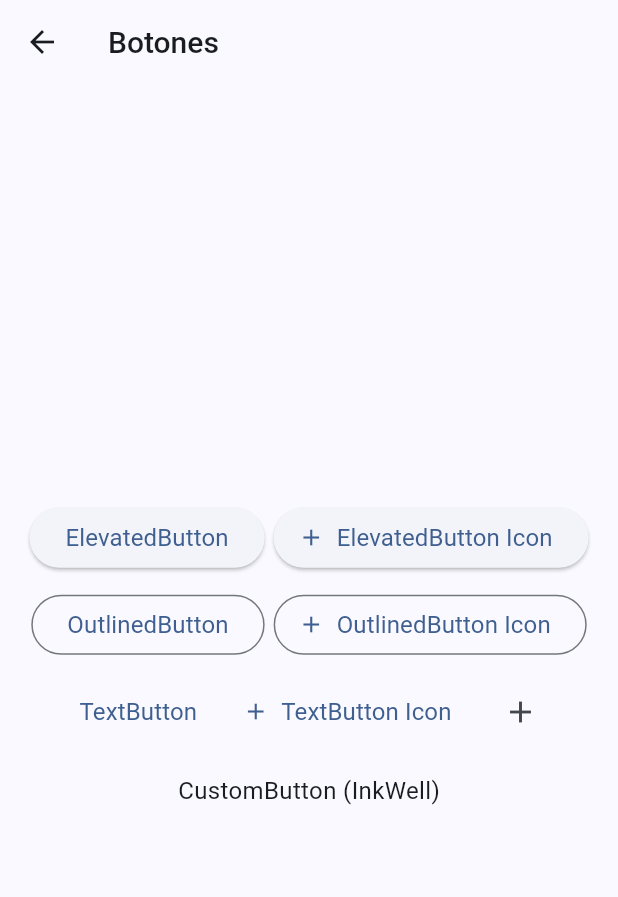
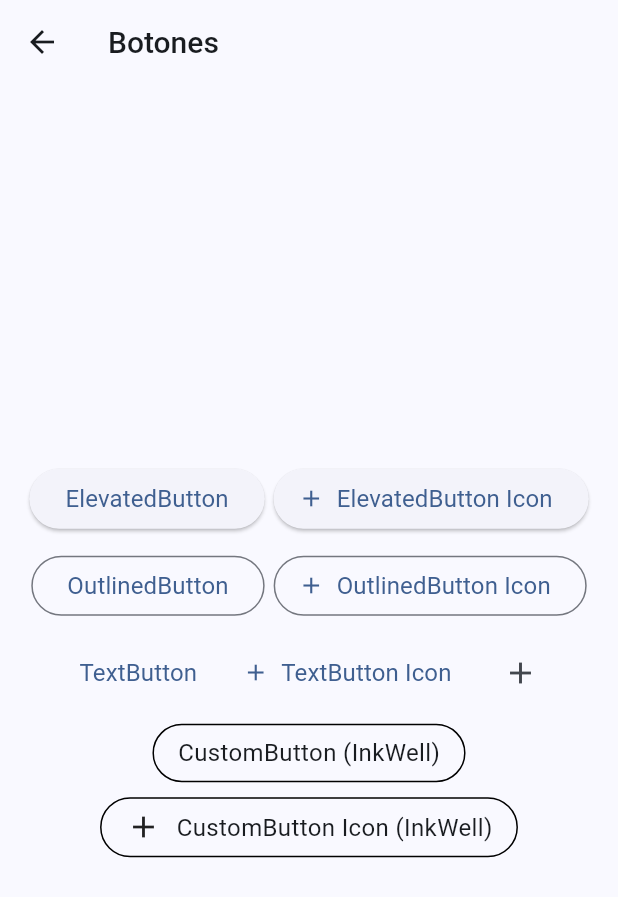
Before and after one commit to Ignaciomanchu1998/Widgets-Flutter, a Flutter app: the screen it shows after launch, after a tap on "Botones", on a phone screen of 412 x 824 dp. Shown: the top 897 px of the screen. Run offline on Flutter 3.47's test engine with Material 3 defaults, Android fonts, the phone set to English and light mode, and no system bars; our stand-ins replace go_router.

Commit message:
Agregando boton personalizado con icono usando inkwel.

```diff
--- a/lib/app/presentation/screens/buttons_screen.dart
+++ b/lib/app/presentation/screens/buttons_screen.dart
@@ -1,6 +1,5 @@
 import 'package:flutter/material.dart';
 import 'package:go_router/go_router.dart';
-
 
 // Imports
 import '../presentation.dart';
@@ -41,7 +40,6 @@ class _Body extends StatelessWidget {
         crossAxisAlignment: WrapCrossAlignment.center,
         runAlignment: WrapAlignment.center,
         children: [
-
           // * ElevatedButton
           _ElevatedButton(),
 
@@ -64,7 +62,10 @@ class _Body extends StatelessWidget {
           _IconButton(),
 
           // * CustomButton with button
-          _ButtonCustomWithInkWell()
+          _ButtonCustomWithInkWell(),
+
+          // * CustomButton with icon
+          _ButtonCustomIconWithInkWell(),
         ],
       ),
     );
@@ -284,6 +285,10 @@ class _ButtonCustomWithInkWell extends StatelessWidget {
       borderRadius: BorderRadius.circular(50),
       child: Container(
         padding: const EdgeInsets.symmetric(vertical: 7, horizontal: 16),
+        decoration: BoxDecoration(
+          borderRadius: BorderRadius.circular(50),
+          border: Border.all(color: Colors.black),
+        ),
         child: const TextCustomWidget(
           text: 'CustomButton (InkWell)',
         ),
@@ -291,3 +296,38 @@ class _ButtonCustomWithInkWell extends StatelessWidget {
     );
   }
 }
+
+class _ButtonCustomIconWithInkWell extends StatelessWidget {
+  const _ButtonCustomIconWithInkWell();
+
+  @override
+  Widget build(BuildContext context) {
+    return InkWell(
+      onTap: () => context.pushNamed(
+        CodeScreenShared.routeName,
+        extra: {
+          'screenName': 'CustomButton Icon (InkWell)',
+          'code': ''' ''',
+        },
+      ),
+      borderRadius: BorderRadius.circular(50),
+      child: Container(
+        padding: const EdgeInsets.symmetric(vertical: 7, horizontal: 16),
+        decoration: BoxDecoration(
+          borderRadius: BorderRadius.circular(50),
+          border: Border.all(color: Colors.black),
+        ),
+        child: const Row(
+          mainAxisSize: MainAxisSize.min,
+          children: [
+            Icon(Icons.add),
+            SizedBox(width: 10),
+            TextCustomWidget(
+              text: 'CustomButton Icon (InkWell)',
+            ),
+          ],
+        ),
+      ),
+    );
+  }
+}
```
